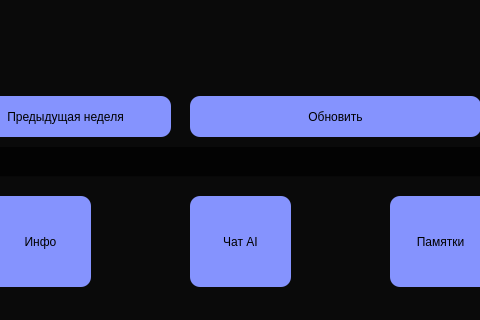
Old version of the form gui/homework.ui in the repository Anarchowitz/SHelper; both pictures show x 200 to 680 and y 394 to 714 of the 1074 by 714 pixel window.
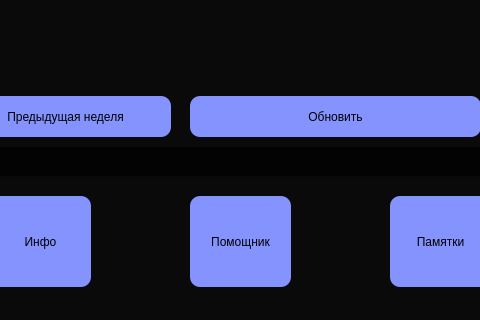
New version of the form. Icons and pictures are not drawn.

What changed in the file:
```diff
--- a/gui/homework.ui
+++ b/gui/homework.ui
@@ -110,7 +110,7 @@
 }</string>
      </property>
      <property name="text">
-      <string>Чат AI</string>
+      <string>Помощник</string>
      </property>
     </widget>
     <widget class="QPushButton" name="memoButton">
```
